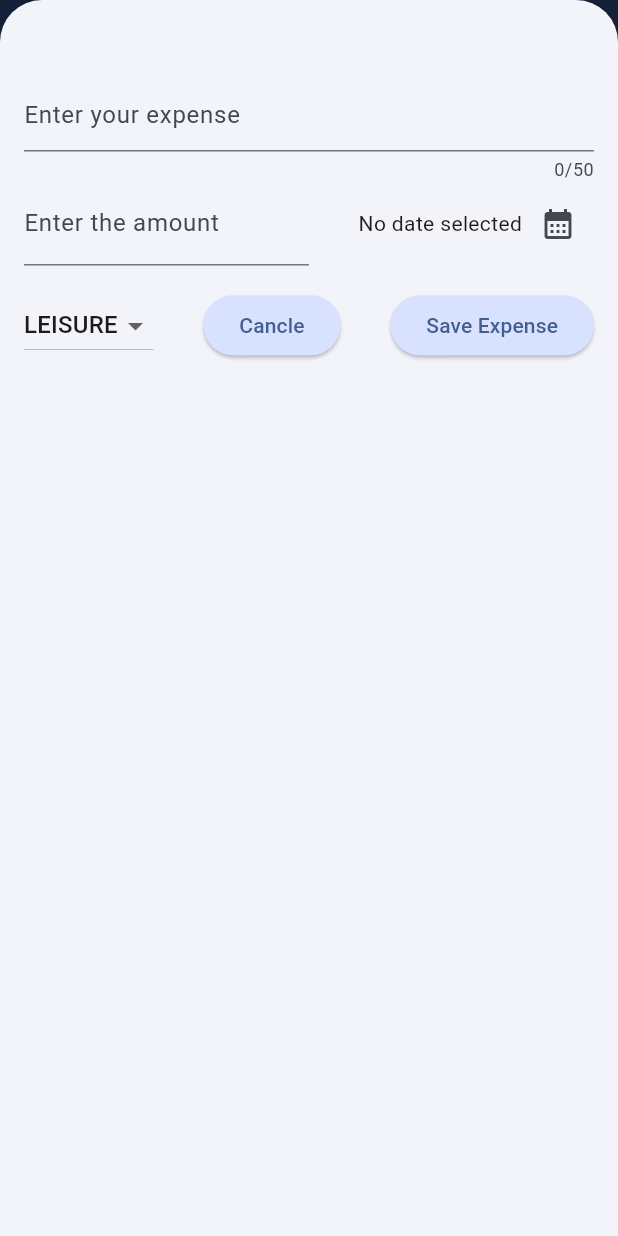
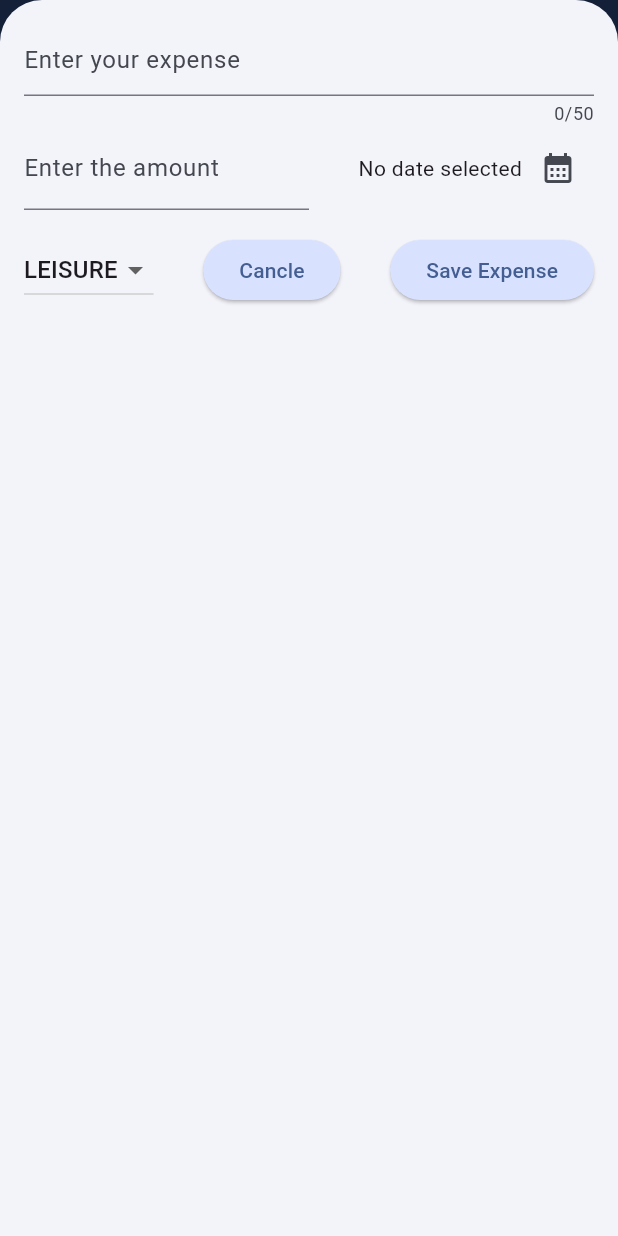
Before and after one commit to AabhasGaur19/Expense-tracker-app, a Flutter app: the screen it shows after launch, after a tap on the "add" icon, on a phone screen of 412 x 824 dp. Run offline on Flutter 3.47's test engine with Material 3 defaults, Android fonts, the phone set to English and light mode, and no system bars.

Commit message:
Added Layout

```diff
--- a/lib/main.dart
+++ b/lib/main.dart
@@ -1,6 +1,8 @@
 import 'package:flutter/material.dart';
 import 'package:intl/date_symbol_data_local.dart';
 import 'package:expensetracker/widgets/expenses.dart';
+import 'package:flutter/services.dart';
+
 
 var kColorScheme = ColorScheme.fromSeed(seedColor: Colors.blueAccent.shade200);
 var kDarkColorScheme = ColorScheme.fromSeed(
@@ -9,8 +11,9 @@ var kDarkColorScheme = ColorScheme.fromSeed(
 );
 void main() async {
   WidgetsFlutterBinding.ensureInitialized();
-  await initializeDateFormatting('en_IN', null);
-
+  // SystemChrome.setPreferredOrientations([
+  //   DeviceOrientation.portraitUp,
+  // ]).then((_){
   runApp(
     MaterialApp(
       darkTheme: ThemeData.dark().copyWith(colorScheme: kDarkColorScheme),
@@ -40,4 +43,8 @@ void main() async {
       ),
     ),
   );
+
+  // });
+  await initializeDateFormatting('en_IN', null);
+
 }
--- a/lib/widgets/expenses.dart
+++ b/lib/widgets/expenses.dart
@@ -41,13 +41,13 @@ class _ExpensesState extends State<Expenses> {
     ScaffoldMessenger.of(context).clearSnackBars();
     ScaffoldMessenger.of(context).showSnackBar(
       SnackBar(
-        duration: Duration(seconds: 3),
-        content: Text('Expense deleted'),
+        duration: const Duration(seconds: 3),
+        content: const Text('Expense deleted'),
         action: SnackBarAction(
           label: 'Undo',
-          onPressed: (){
+          onPressed: () {
             setState(() {
-              _registeredExpenses.insert(expenseIndex,expense);
+              _registeredExpenses.insert(expenseIndex, expense);
             });
           },
         ),
@@ -57,6 +57,7 @@ class _ExpensesState extends State<Expenses> {
 
   void _openAddExpenseOverlay() {
     showModalBottomSheet(
+      useSafeArea: true,
       isScrollControlled: true,
       context: context,
       builder: (ctx) => NewExpense(_addExpense),
@@ -64,19 +65,10 @@ class _ExpensesState extends State<Expenses> {
   }
 
   @override
-  Widget build(context) {
-    return Scaffold(
-      appBar: AppBar(
-        title: Text("Expense Tracker"),
-        actions: [
-          IconButton(
-            onPressed: _openAddExpenseOverlay,
-            icon: Icon(Icons.add),
-          ),
-        ],
-      ),
-      body: _registeredExpenses.isEmpty
-          ? Center(
+  Widget build(BuildContext context) {
+    final width = MediaQuery.of(context).size.width;
+
+    Widget mainContent = const Center(
       child: Text(
         'No Expense',
         style: TextStyle(
@@ -84,11 +76,14 @@ class _ExpensesState extends State<Expenses> {
           fontWeight: FontWeight.bold,
         ),
       ),
-            )
-          : Column(
+    );
+
+    if (_registeredExpenses.isNotEmpty) {
+      mainContent = width < 600
+          ? Column(
               children: [
                 Chart(expenses: _registeredExpenses),
-                SizedBox(height: 10),
+                const SizedBox(height: 10),
                 Expanded(
                   child: ExpensesList(
                     expenses: _registeredExpenses,
@@ -96,7 +91,34 @@ class _ExpensesState extends State<Expenses> {
                   ),
                 ),
               ],
+            )
+          : Row(
+              children: [
+                Expanded(
+                  child: Chart(expenses: _registeredExpenses),
                 ),
+                const SizedBox(width: 10),
+                Expanded(
+                  child: ExpensesList(
+                    expenses: _registeredExpenses,
+                    onRemoveExpense: _removeExpense,
+                  ),
+                ),
+              ],
+            );
+    }
+
+    return Scaffold(
+      appBar: AppBar(
+        title: const Text("Expense Tracker"),
+        actions: [
+          IconButton(
+            onPressed: _openAddExpenseOverlay,
+            icon: const Icon(Icons.add),
+          ),
+        ],
+      ),
+      body: mainContent,
     );
   }
 }
--- a/lib/widgets/new_expense.dart
+++ b/lib/widgets/new_expense.dart
@@ -1,6 +1,7 @@
 import 'package:expensetracker/model/expense.dart';
 import 'package:expensetracker/model/expense.dart';
 import 'package:flutter/material.dart';
+import 'package:flutter/rendering.dart';
 import 'package:intl/intl.dart';
 
 class NewExpense extends StatefulWidget {
@@ -76,19 +77,103 @@ class _NewExpenseState extends State<NewExpense> {
 
   @override
   Widget build(BuildContext context) {
-    return Padding(
-      padding: EdgeInsets.fromLTRB(16, 53, 16, 16),
+    final keyBoardSpace = MediaQuery.of(context).viewInsets.bottom;
+
+    return LayoutBuilder(builder: (ctx, Constraints) {
+      final width = Constraints.maxWidth;
+
+      return SizedBox(
+        width: double.infinity,
+        height: double.infinity,
+        child: SingleChildScrollView(
+          child: Padding(
+            padding: EdgeInsets.fromLTRB(16, 16, 16, keyBoardSpace + 16),
             child: Column(
               children: [
+                if (width >= 600)
+                  Row(
+                    crossAxisAlignment: CrossAxisAlignment.start,
+                    children: [
+                      Expanded(
+                        child: TextField(
+                          controller: _titleController,
+                          maxLength: 50,
+                          keyboardType: TextInputType.text,
+                          decoration: InputDecoration(
+                            hintText: 'Enter your expense',
+                          ),
+                        ),
+                      ),
+                      SizedBox(width: 24),
+                      Expanded(
+                        child: TextField(
+                          controller: _amountController,
+                          keyboardType: TextInputType.number,
+                          decoration: InputDecoration(
+                            prefixText: '₹',
+                            label: Text('Enter the amount'),
+                          ),
+                        ),
+                      ),
+                    ],
+                  )
+                else
                   TextField(
                     controller: _titleController,
                     maxLength: 50,
                     keyboardType: TextInputType.text,
                     decoration: InputDecoration(
-              // label: Text('Enter your expense'),
                       hintText: 'Enter your expense',
                     ),
                   ),
+                if (width >= 600)
+                  Row(
+                    children: [
+                      DropdownButton(
+                        value: _selectedCategories,
+                        items: Category.values
+                            .map(
+                              (item) => DropdownMenuItem(
+                                value: item,
+                                child: Text(
+                                  item.name.toUpperCase(),
+                                ),
+                              ),
+                            )
+                            .toList(),
+                        onChanged: (value) {
+                          if (value == null) {
+                            return;
+                          }
+                          setState(() {
+                            _selectedCategories = value;
+                          });
+                        },
+                      ),
+                      const SizedBox(
+                        width: 24,
+                      ),
+                      Expanded(
+                        child: Row(
+                          mainAxisAlignment: MainAxisAlignment.end,
+                          crossAxisAlignment: CrossAxisAlignment.center,
+                          children: [
+                            Text(_selectedDate == null
+                                ? 'No date selected'
+                                : DateFormat.yMMMMd('en_IN')
+                                    .format(_selectedDate!)),
+                            IconButton(
+                              onPressed: _datePicker,
+                              icon: Icon(
+                                Icons.calendar_month,
+                              ),
+                            ),
+                          ],
+                        ),
+                      )
+                    ],
+                  )
+                else
                   Row(
                     children: [
                       Expanded(
@@ -109,7 +194,8 @@ class _NewExpenseState extends State<NewExpense> {
                           children: [
                             Text(_selectedDate == null
                                 ? 'No date selected'
-                        : DateFormat.yMMMMd('en_IN').format(_selectedDate!)),
+                                : DateFormat.yMMMMd('en_IN')
+                                    .format(_selectedDate!)),
                             IconButton(
                               onPressed: _datePicker,
                               icon: Icon(
@@ -122,6 +208,24 @@ class _NewExpenseState extends State<NewExpense> {
                     ],
                   ),
                 SizedBox(height: 16),
+                if (width >= 600)
+                  Row(
+                    children: [
+                      ElevatedButton(
+                        onPressed: () {
+                          Navigator.pop(context);
+                        },
+                        child: Text('Cancle'),
+                      ),
+                      ElevatedButton(
+                        onPressed: () {
+                          _submitExpenseData();
+                        },
+                        child: Text('Save Expense'),
+                      ),
+                    ],
+                  )
+                else
                   Row(
                     mainAxisAlignment: MainAxisAlignment.spaceBetween,
                     children: [
@@ -162,6 +266,9 @@ class _NewExpenseState extends State<NewExpense> {
                   )
               ],
             ),
+          ),
+        ),
       );
+    });
   }
 }
```
Lines whose indentation alone changed are shown as unchanged.
